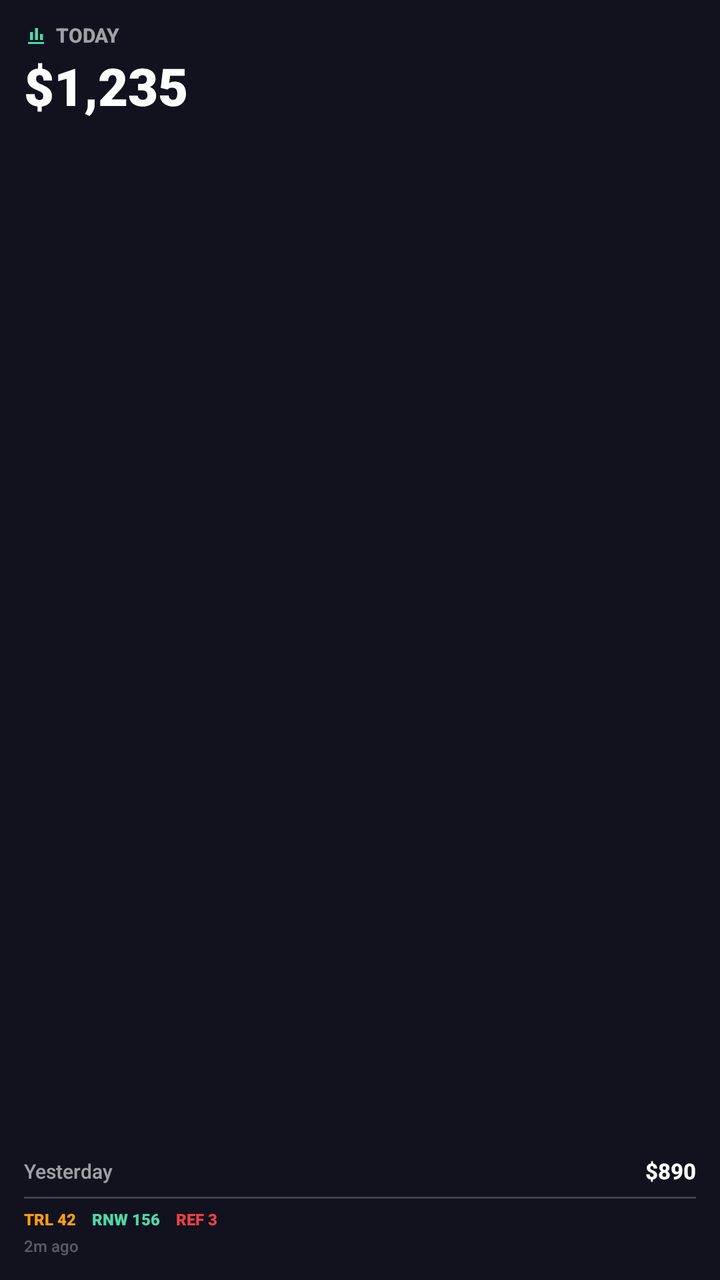
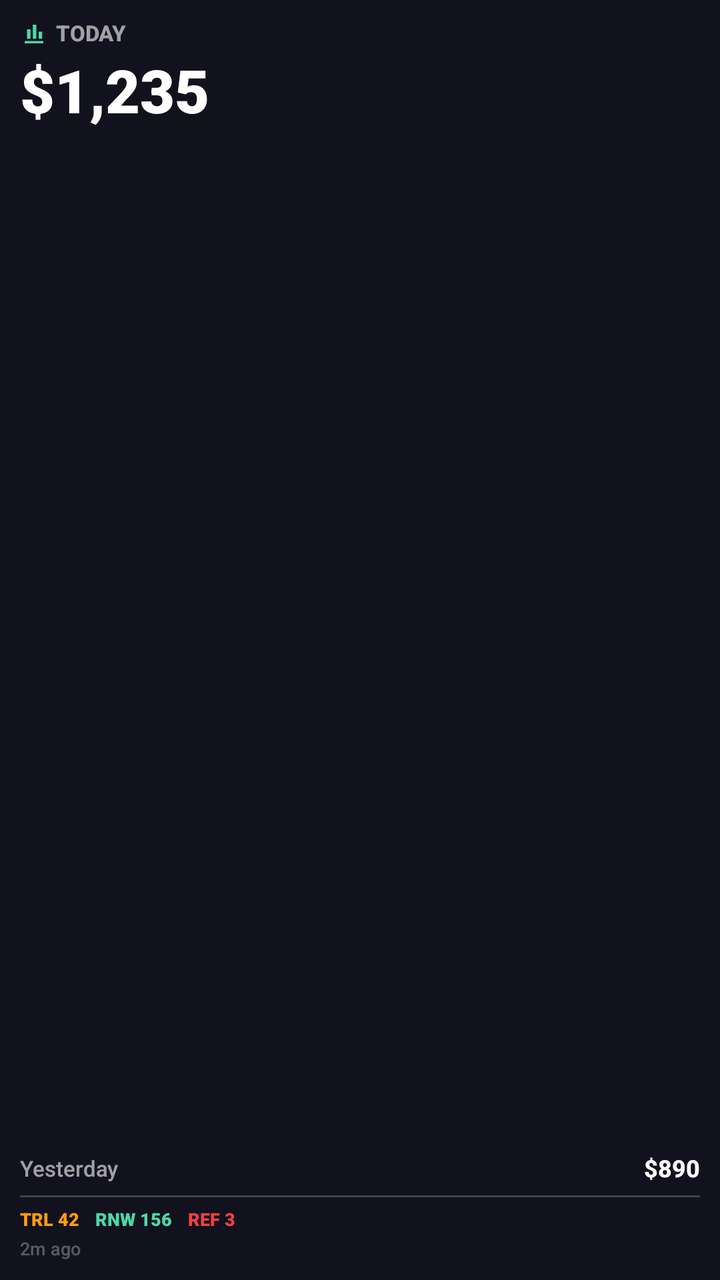

Screens rendered from an Android XML layout before and after an edit, with the pre-edit source and the edit as a unified diff.
<!-- AndroidManifest.xml: fallback theme Theme.MaterialComponents.DayNight.NoActionBar -->
<!-- res/layout/transactions_widget_small.xml -->
<?xml version="1.0" encoding="utf-8"?>
<LinearLayout xmlns:android="http://schemas.android.com/apk/res/android"
    android:id="@+id/widgetRoot"
    android:layout_width="match_parent"
    android:layout_height="match_parent"
    android:orientation="vertical"
    android:padding="12dp"
    android:background="@color/widgetBackground">

    <LinearLayout
        android:layout_width="match_parent"
        android:layout_height="wrap_content"
        android:orientation="horizontal"
        android:gravity="center_vertical">
        <ImageView
            android:layout_width="12dp"
            android:layout_height="12dp"
            android:src="@drawable/ic_widget_chart_bar"
            android:contentDescription="@null" />
        <TextView
            android:layout_width="wrap_content"
            android:layout_height="wrap_content"
            android:text="TODAY"
            android:textSize="10sp"
            android:textStyle="bold"
            android:layout_marginStart="4dp"
            android:textColor="@color/widgetTextSecondary" android:fontFamily="sans-serif-medium" android:includeFontPadding="false" />
    </LinearLayout>

    <TextView
        android:id="@+id/tvRevenue"
        android:layout_width="wrap_content"
        android:layout_height="wrap_content"
        android:text="$1,235"
        android:textSize="26sp"
        android:textStyle="bold"
        android:maxLines="1"
        android:ellipsize="end"
        android:layout_marginTop="5dp"
        android:textColor="@color/widgetTextPrimary" android:fontFamily="sans-serif-black" android:includeFontPadding="false" />

    <TextView android:layout_width="match_parent" android:layout_height="0dp" android:layout_weight="1" />

    <LinearLayout
        android:layout_width="match_parent"
        android:layout_height="wrap_content"
        android:orientation="horizontal"
        android:gravity="center_vertical">
        <TextView android:layout_width="wrap_content" android:layout_height="wrap_content" android:text="Yesterday" android:textSize="10sp" android:textColor="@color/widgetTextSecondary" android:fontFamily="sans-serif-medium" android:includeFontPadding="false" />
        <TextView android:layout_width="0dp" android:layout_height="0dp" android:layout_weight="1" />
        <TextView android:id="@+id/tvYesterday" android:layout_width="wrap_content" android:layout_height="wrap_content" android:text="$890" android:textSize="11sp" android:textStyle="bold" android:textColor="@color/widgetTextPrimary" android:fontFamily="sans-serif-medium" android:includeFontPadding="false" />
    </LinearLayout>

    <TextView
        android:layout_width="match_parent"
        android:layout_height="1dp"
        android:background="@color/widgetDivider"
        android:layout_marginTop="6dp"
        android:layout_marginBottom="6dp" />

    <LinearLayout
        android:layout_width="match_parent"
        android:layout_height="wrap_content"
        android:orientation="horizontal"
        android:gravity="center_vertical">
        <TextView android:id="@+id/tvPillTrials" android:layout_width="wrap_content" android:layout_height="wrap_content" android:text="TRL 42" android:textSize="8sp" android:textStyle="bold" android:textColor="@color/trialOrange" android:fontFamily="sans-serif-black" android:includeFontPadding="false" />
        <TextView android:id="@+id/tvPillRenewals" android:layout_width="wrap_content" android:layout_height="wrap_content" android:text="RNW 156" android:textSize="8sp" android:textStyle="bold" android:textColor="@color/widgetAccent" android:fontFamily="sans-serif-black" android:includeFontPadding="false" android:layout_marginStart="8dp" />
        <TextView android:id="@+id/tvPillRefunds" android:layout_width="wrap_content" android:layout_height="wrap_content" android:text="REF 3" android:textSize="8sp" android:textStyle="bold" android:textColor="@color/refundRed" android:fontFamily="sans-serif-black" android:includeFontPadding="false" android:layout_marginStart="8dp" />
    </LinearLayout>

    <TextView android:id="@+id/tvLastUpdated" android:layout_width="wrap_content" android:layout_height="wrap_content" android:text="2m ago" android:textSize="8sp" android:layout_marginTop="4dp" android:textColor="@color/widgetTextQuaternary" android:fontFamily="sans-serif-medium" android:includeFontPadding="false" />
</LinearLayout>
<!-- resources referenced by this layout -->
<resources>
  <color name="refundRed">#ED4242</color>
  <color name="trialOrange">#FF9E0A</color>
  <color name="widgetAccent">#4DD9A6</color>
  <color name="widgetBackground">#12121F</color>
  <color name="widgetDivider">#33FFFFFF</color>
  <color name="widgetTextPrimary">#FFFFFFFF</color>
  <color name="widgetTextQuaternary">#4DFFFFFF</color>
  <color name="widgetTextSecondary">#99FFFFFF</color>
  <!-- drawable ic_widget_chart_bar (drawable) -->
  <vector xmlns:android="http://schemas.android.com/apk/res/android" android:width="24dp" android:height="24dp" android:viewportWidth="24" android:viewportHeight="24">
      <path android:fillColor="@color/widgetAccent" android:pathData="M4,20h16v-2H4v2zM6,16h3V8H6v8zM11,16h3V4h-3v12zM16,16h3v-6h-3v6z"/>
  </vector>
</resources>

<!-- the commit's change to res/layout/transactions_widget_small.xml (unified diff, before → after) -->
@@ -4,7 +4,7 @@
     android:layout_width="match_parent"
     android:layout_height="match_parent"
     android:orientation="vertical"
-    android:padding="12dp"
+    android:padding="10dp"
     android:background="@color/widgetBackground">
 
     <LinearLayout
@@ -13,15 +13,15 @@
         android:orientation="horizontal"
         android:gravity="center_vertical">
         <ImageView
-            android:layout_width="12dp"
-            android:layout_height="12dp"
+            android:layout_width="14dp"
+            android:layout_height="14dp"
             android:src="@drawable/ic_widget_chart_bar"
             android:contentDescription="@null" />
         <TextView
             android:layout_width="wrap_content"
             android:layout_height="wrap_content"
             android:text="TODAY"
-            android:textSize="10sp"
+            android:textSize="11sp"
             android:textStyle="bold"
             android:layout_marginStart="4dp"
             android:textColor="@color/widgetTextSecondary" android:fontFamily="sans-serif-medium" android:includeFontPadding="false" />
@@ -32,7 +32,7 @@
         android:layout_width="wrap_content"
         android:layout_height="wrap_content"
         android:text="$1,235"
-        android:textSize="26sp"
+        android:textSize="30sp"
         android:textStyle="bold"
         android:maxLines="1"
         android:ellipsize="end"
@@ -46,9 +46,9 @@
         android:layout_height="wrap_content"
         android:orientation="horizontal"
         android:gravity="center_vertical">
-        <TextView android:layout_width="wrap_content" android:layout_height="wrap_content" android:text="Yesterday" android:textSize="10sp" android:textColor="@color/widgetTextSecondary" android:fontFamily="sans-serif-medium" android:includeFontPadding="false" />
+        <TextView android:layout_width="wrap_content" android:layout_height="wrap_content" android:text="Yesterday" android:textSize="11sp" android:textColor="@color/widgetTextSecondary" android:fontFamily="sans-serif-medium" android:includeFontPadding="false" />
         <TextView android:layout_width="0dp" android:layout_height="0dp" android:layout_weight="1" />
-        <TextView android:id="@+id/tvYesterday" android:layout_width="wrap_content" android:layout_height="wrap_content" android:text="$890" android:textSize="11sp" android:textStyle="bold" android:textColor="@color/widgetTextPrimary" android:fontFamily="sans-serif-medium" android:includeFontPadding="false" />
+        <TextView android:id="@+id/tvYesterday" android:layout_width="wrap_content" android:layout_height="wrap_content" android:text="$890" android:textSize="12sp" android:textStyle="bold" android:textColor="@color/widgetTextPrimary" android:fontFamily="sans-serif-medium" android:includeFontPadding="false" />
     </LinearLayout>
 
     <TextView
@@ -63,10 +63,10 @@
         android:layout_height="wrap_content"
         android:orientation="horizontal"
         android:gravity="center_vertical">
-        <TextView android:id="@+id/tvPillTrials" android:layout_width="wrap_content" android:layout_height="wrap_content" android:text="TRL 42" android:textSize="8sp" android:textStyle="bold" android:textColor="@color/trialOrange" android:fontFamily="sans-serif-black" android:includeFontPadding="false" />
-        <TextView android:id="@+id/tvPillRenewals" android:layout_width="wrap_content" android:layout_height="wrap_content" android:text="RNW 156" android:textSize="8sp" android:textStyle="bold" android:textColor="@color/widgetAccent" android:fontFamily="sans-serif-black" android:includeFontPadding="false" android:layout_marginStart="8dp" />
-        <TextView android:id="@+id/tvPillRefunds" android:layout_width="wrap_content" android:layout_height="wrap_content" android:text="REF 3" android:textSize="8sp" android:textStyle="bold" android:textColor="@color/refundRed" android:fontFamily="sans-serif-black" android:includeFontPadding="false" android:layout_marginStart="8dp" />
+        <TextView android:id="@+id/tvPillTrials" android:layout_width="wrap_content" android:layout_height="wrap_content" android:text="TRL 42" android:textSize="9sp" android:textStyle="bold" android:textColor="@color/trialOrange" android:fontFamily="sans-serif-black" android:includeFontPadding="false" />
+        <TextView android:id="@+id/tvPillRenewals" android:layout_width="wrap_content" android:layout_height="wrap_content" android:text="RNW 156" android:textSize="9sp" android:textStyle="bold" android:textColor="@color/widgetAccent" android:fontFamily="sans-serif-black" android:includeFontPadding="false" android:layout_marginStart="8dp" />
+        <TextView android:id="@+id/tvPillRefunds" android:layout_width="wrap_content" android:layout_height="wrap_content" android:text="REF 3" android:textSize="9sp" android:textStyle="bold" android:textColor="@color/refundRed" android:fontFamily="sans-serif-black" android:includeFontPadding="false" android:layout_marginStart="8dp" />
     </LinearLayout>
 
-    <TextView android:id="@+id/tvLastUpdated" android:layout_width="wrap_content" android:layout_height="wrap_content" android:text="2m ago" android:textSize="8sp" android:layout_marginTop="4dp" android:textColor="@color/widgetTextQuaternary" android:fontFamily="sans-serif-medium" android:includeFontPadding="false" />
+    <TextView android:id="@+id/tvLastUpdated" android:layout_width="wrap_content" android:layout_height="wrap_content" android:text="2m ago" android:textSize="9sp" android:layout_marginTop="4dp" android:textColor="@color/widgetTextQuaternary" android:fontFamily="sans-serif-medium" android:includeFontPadding="false" />
 </LinearLayout>
